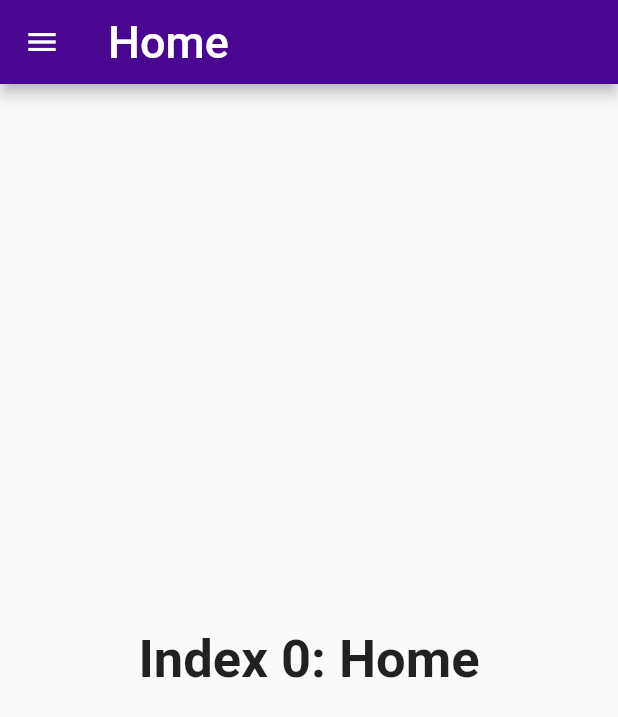
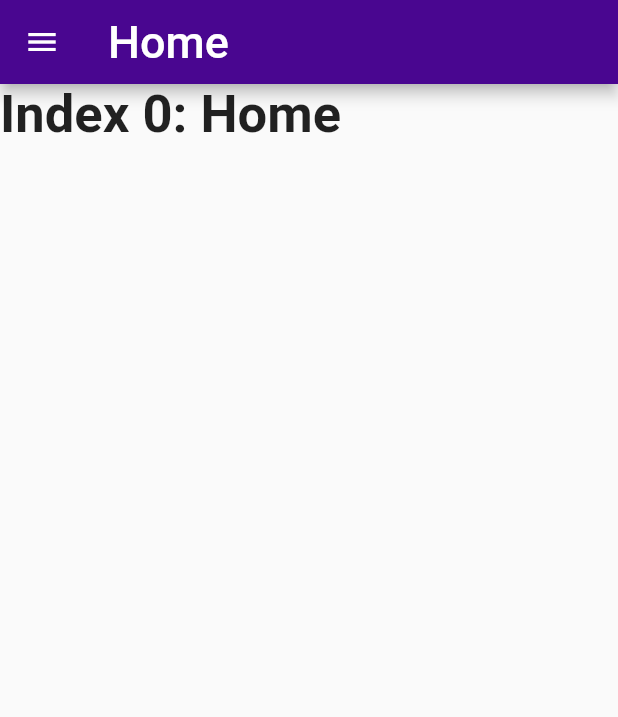
Before and after one commit to masud70/Utility-Plus, a Flutter app: the screen it shows after launch, on a phone screen of 412 x 824 dp. Shown: the top 717 px of the screen. Run offline on Flutter 3.47's test engine with Material 2 defaults, Android fonts, the phone set to English and light mode, and no system bars.

Commit message:
Initial layout

```diff
--- a/lib/main.dart
+++ b/lib/main.dart
@@ -1,4 +1,5 @@
 import 'package:flutter/material.dart';
+import 'package:utility_plus/feature/weather/screens/weather.dart';
 
 void main() => runApp(const MyApp());
 
@@ -35,10 +36,7 @@ class _MyHomePageState extends State<MyHomePage> {
       'Index 0: Home',
       style: optionStyle,
     ),
-    Text(
-      'Index 1: Weather',
-      style: optionStyle,
-    ),
+    Weather(),
     Text(
       'Index 2: Calculator',
       style: optionStyle,
@@ -61,7 +59,7 @@ class _MyHomePageState extends State<MyHomePage> {
         ),
         backgroundColor: const Color.fromARGB(255, 73, 6, 144),
       ),
-      body: Center(
+      body: SafeArea(
         child: _widgetOptions[_selectedIndex],
       ),
       drawer: Drawer(
```
Also changed, not shown: lib/feature/weather/screens/weather.dart (added, +17 -0 lines).
